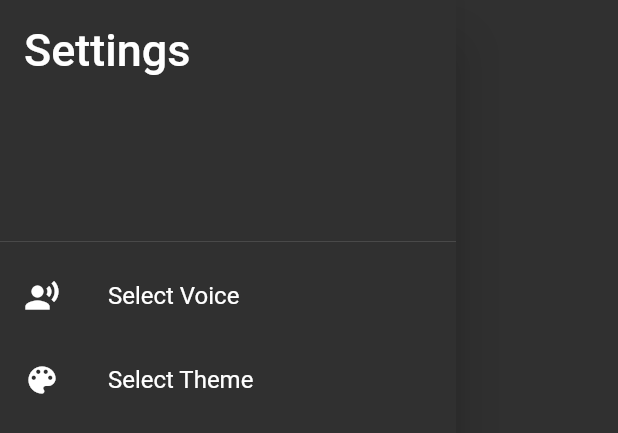
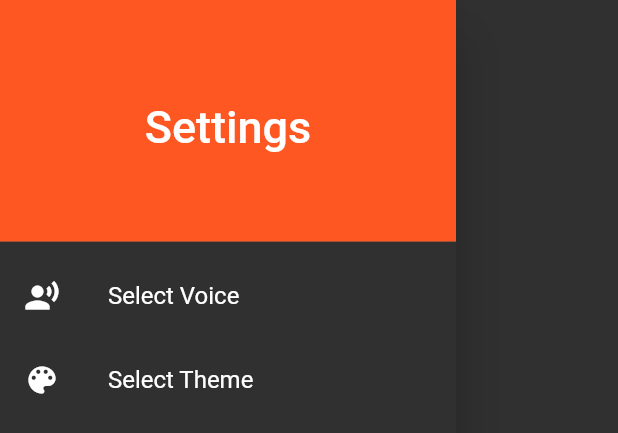
Before and after one commit to r-shafi/flutter_quran_app, a Flutter app: the SettingsDrawer widget shown alone on an empty page, opened directly, after a tap on "Select Theme", on a phone screen of 412 x 824 dp. Shown: the top 433 px of the screen. Run offline on Flutter 3.47's test engine with Material 2 defaults, Android fonts, the phone set to English and light mode, and no system bars; our stand-ins replace carousel_slider, just_audio, shared_preferences; accounts and stored records are empty; network calls fail.

```diff
--- a/lib/widgets/drawer.dart
+++ b/lib/widgets/drawer.dart
@@ -10,10 +10,15 @@ class SettingsDrawer extends StatelessWidget {
       child: ListView(
         children: [
           const DrawerHeader(
-            child: Text(
-              'Settings',
-              style: TextStyle(
-                fontSize: 30,
+            decoration: BoxDecoration(
+              color: Colors.deepOrange,
+            ),
+            child: Center(
+              child: Text(
+                'Settings',
+                style: TextStyle(
+                  fontSize: 30,
+                ),
               ),
             ),
           ),
@@ -32,9 +37,7 @@ class SettingsDrawer extends StatelessWidget {
           ListTile(
             leading: const Icon(Icons.color_lens),
             title: const Text('Select Theme'),
-            onTap: () {
-              Navigator.pushNamed(context, '/theme');
-            },
+            onTap: () {},
           ),
         ],
       ),
```
